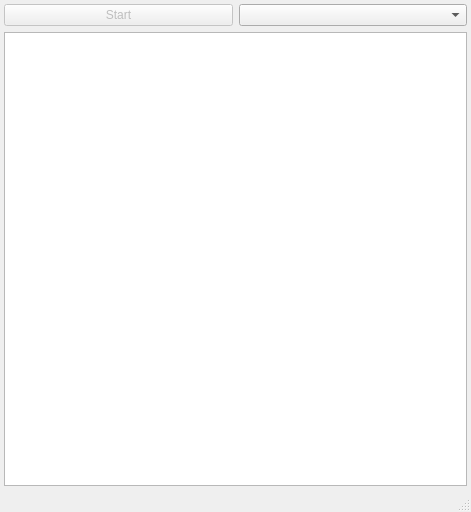
Before: the Qt Designer form src/finalhe.ui in soarqin/finalhe, drawn with Qt 5.
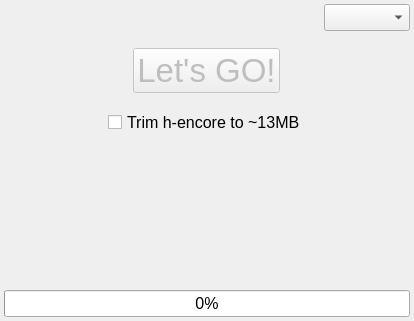
After: the same form once the commit is applied.

What changed in the file:
```diff
--- a/src/finalhe.ui
+++ b/src/finalhe.ui
@@ -6,13 +6,14 @@
    <rect>
     <x>0</x>
     <y>0</y>
-    <width>471</width>
-    <height>512</height>
+    <width>414</width>
+    <height>321</height>
    </rect>
   </property>
   <property name="font">
    <font>
     <family>Segoe UI</family>
+    <pointsize>12</pointsize>
    </font>
   </property>
   <property name="windowTitle">
@@ -35,9 +36,59 @@
     <property name="bottomMargin">
      <number>4</number>
     </property>
+    <item>
+     <widget class="QWidget" name="widgetTop" native="true">
+      <property name="sizePolicy">
+       <sizepolicy hsizetype="Preferred" vsizetype="Fixed">
+        <horstretch>0</horstretch>
+        <verstretch>0</verstretch>
+       </sizepolicy>
+      </property>
+      <layout class="QHBoxLayout" name="horizontalLayout_2">
+       <property name="spacing">
+        <number>6</number>
+       </property>
+       <property name="leftMargin">
+        <number>0</number>
+       </property>
+       <property name="topMargin">
+        <number>0</number>
+       </property>
+       <property name="rightMargin">
+        <number>0</number>
+       </property>
+       <property name="bottomMargin">
+        <number>0</number>
+       </property>
+       <item>
+        <spacer name="horizontalSpacer">
+         <property name="orientation">
+          <enum>Qt::Horizontal</enum>
+         </property>
+         <property name="sizeHint" stdset="0">
+          <size>
+           <width>40</width>
+           <height>20</height>
+          </size>
+         </property>
+        </spacer>
+       </item>
+       <item>
+        <widget class="QComboBox" name="comboLang">
+         <property name="sizePolicy">
+          <sizepolicy hsizetype="Fixed" vsizetype="Fixed">
+           <horstretch>0</horstretch>
+           <verstretch>0</verstretch>
+          </sizepolicy>
+         </property>
+        </widget>
+       </item>
+      </layout>
+     </widget>
+    </item>
     <item>
      <widget class="QWidget" name="widget" native="true">
-      <layout class="QHBoxLayout" name="horizontalLayout">
+      <layout class="QVBoxLayout" name="verticalLayout_2">
        <property name="leftMargin">
         <number>0</number>
        </property>
@@ -50,32 +101,78 @@
        <property name="bottomMargin">
         <number>0</number>
        </property>
-       <item>
+       <item alignment="Qt::AlignHCenter">
         <widget class="QPushButton" name="btnStart">
          <property name="enabled">
           <bool>false</bool>
          </property>
+         <property name="sizePolicy">
+          <sizepolicy hsizetype="Fixed" vsizetype="Fixed">
+           <horstretch>0</horstretch>
+           <verstretch>0</verstretch>
+          </sizepolicy>
+         </property>
+         <property name="font">
+          <font>
+           <pointsize>25</pointsize>
+          </font>
+         </property>
          <property name="text">
-          <string>Start</string>
+          <string>Let's GO!</string>
          </property>
         </widget>
        </item>
-       <item>
-        <widget class="QComboBox" name="comboLang"/>
+       <item alignment="Qt::AlignHCenter">
+        <widget class="QCheckBox" name="checkTrim">
+         <property name="sizePolicy">
+          <sizepolicy hsizetype="Fixed" vsizetype="Fixed">
+           <horstretch>0</horstretch>
+           <verstretch>0</verstretch>
+          </sizepolicy>
+         </property>
+         <property name="text">
+          <string>Trim h-encore to ~13MB</string>
+         </property>
+        </widget>
        </item>
       </layout>
      </widget>
     </item>
     <item>
-     <widget class="QPlainTextEdit" name="logBrowser">
-      <property name="readOnly">
-       <bool>true</bool>
+     <widget class="QLabel" name="textMTP">
+      <property name="sizePolicy">
+       <sizepolicy hsizetype="Preferred" vsizetype="Fixed">
+        <horstretch>0</horstretch>
+        <verstretch>0</verstretch>
+       </sizepolicy>
+      </property>
+      <property name="text">
+       <string/>
+      </property>
+     </widget>
+    </item>
+    <item>
+     <widget class="QLabel" name="textPkg">
+      <property name="text">
+       <string/>
+      </property>
+      <property name="textFormat">
+       <enum>Qt::AutoText</enum>
+      </property>
+     </widget>
+    </item>
+    <item>
+     <widget class="QProgressBar" name="progressBar">
+      <property name="value">
+       <number>0</number>
+      </property>
+      <property name="format">
+       <string notr="true">%p%</string>
       </property>
      </widget>
     </item>
    </layout>
   </widget>
-  <widget class="QStatusBar" name="statusBar"/>
  </widget>
  <layoutdefault spacing="6" margin="11"/>
  <resources>
```
Left out of the diff: 5 changed lines with no effect on the pictures.
